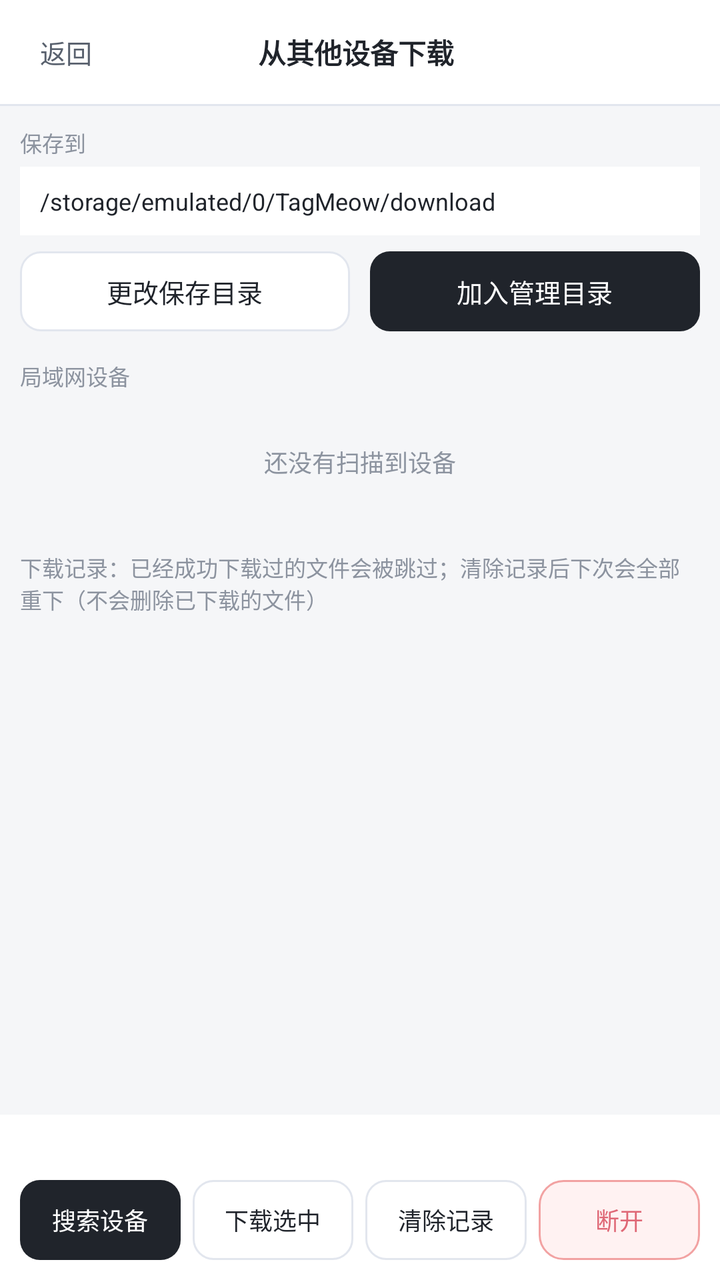
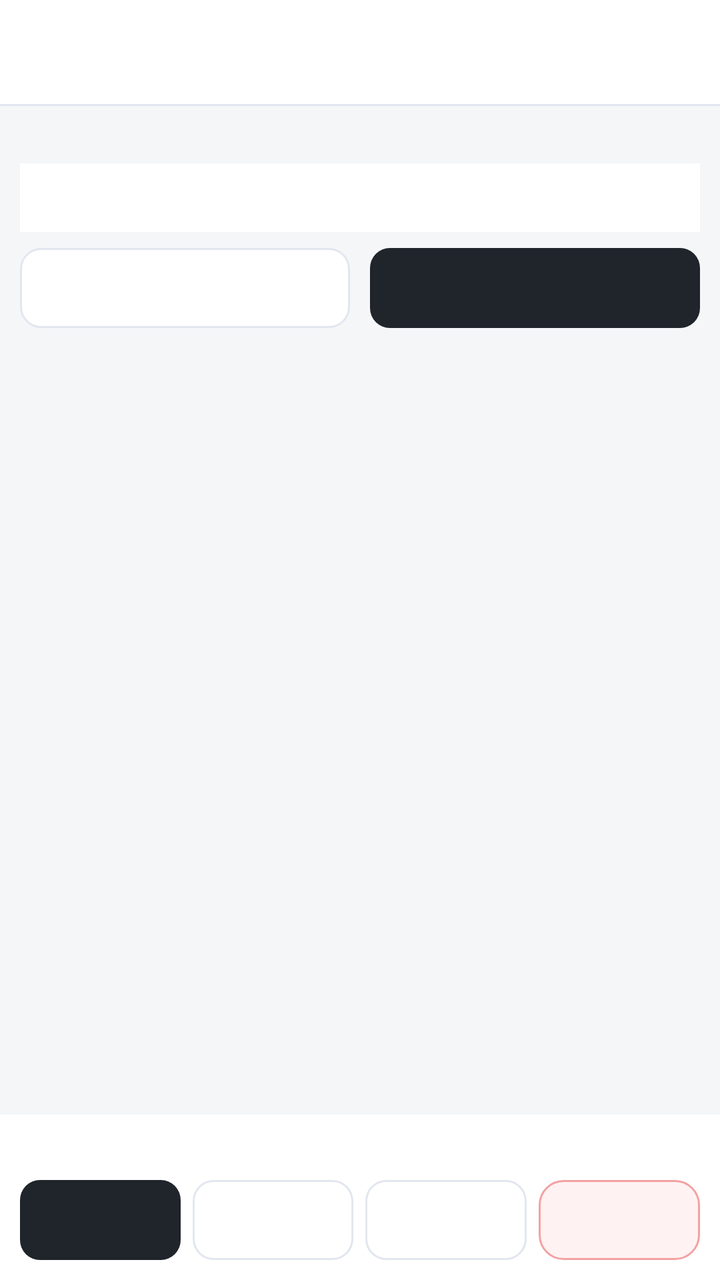

The first picture is an Android layout as it rendered before a commit; the second is the same layout after the commit. The layout source and the unified diff follow.
<!-- AndroidManifest.xml: application theme Theme.TagMeow -->
<!-- res/layout/overlay_sync_download.xml -->
<?xml version="1.0" encoding="utf-8"?>

<LinearLayout xmlns:android="http://schemas.android.com/apk/res/android"
    android:id="@+id/syncDownloadOverlay"
    android:layout_width="match_parent"
    android:layout_height="match_parent"
    android:background="#f5f6f8"
    android:orientation="vertical">

    <LinearLayout
        android:layout_width="match_parent"
        android:layout_height="52dp"
        android:background="#ffffff"
        android:gravity="center_vertical"
        android:orientation="horizontal"
        android:paddingStart="8dp"
        android:paddingEnd="12dp">

        <TextView
            android:id="@+id/btnSyncDownloadBack"
            android:layout_width="wrap_content"
            android:layout_height="34dp"
            android:background="?attr/selectableItemBackground"
            android:gravity="center"
            android:paddingStart="12dp"
            android:paddingEnd="12dp"
            android:text="返回"
            android:textColor="#59616e"
            android:textSize="13sp" />

        <Space
            android:layout_width="0dp"
            android:layout_height="1dp"
            android:layout_weight="1" />

        <TextView
            android:id="@+id/tvSyncDownloadTitle"
            android:layout_width="wrap_content"
            android:layout_height="wrap_content"
            android:text="从其他设备下载"
            android:textColor="#20242b"
            android:textSize="14sp"
            android:textStyle="bold" />

        <Space
            android:layout_width="0dp"
            android:layout_height="1dp"
            android:layout_weight="1" />

        <TextView
            android:layout_width="50dp"
            android:layout_height="1dp" />
    </LinearLayout>

    <View
        android:layout_width="match_parent"
        android:layout_height="1dp"
        android:background="#e2e6ee" />

    <ScrollView
        android:layout_width="match_parent"
        android:layout_height="0dp"
        android:layout_weight="1"
        android:fillViewport="true">

        <LinearLayout
            android:layout_width="match_parent"
            android:layout_height="wrap_content"
            android:orientation="vertical"
            android:padding="10dp">

            <TextView
                android:id="@+id/tvSyncPathLabel"
                android:layout_width="match_parent"
                android:layout_height="wrap_content"
                android:text="保存到"
                android:textColor="#8c939f"
                android:textSize="11sp" />

            <TextView
                android:id="@+id/tvSyncDownloadPath"
                android:layout_width="match_parent"
                android:layout_height="wrap_content"
                android:layout_marginTop="4dp"
                android:background="#ffffff"
                android:ellipsize="middle"
                android:maxLines="2"
                android:paddingStart="10dp"
                android:paddingTop="9dp"
                android:paddingEnd="10dp"
                android:paddingBottom="9dp"
                android:text="/storage/emulated/0/TagMeow/download"
                android:textColor="#20242b"
                android:textSize="12sp" />

            <LinearLayout
                android:layout_width="match_parent"
                android:layout_height="wrap_content"
                android:layout_marginTop="8dp"
                android:orientation="horizontal">

                <TextView
                    android:id="@+id/btnSyncPathChange"
                    android:layout_width="0dp"
                    android:layout_height="40dp"
                    android:layout_weight="1"
                    android:background="@drawable/bg_mini"
                    android:gravity="center"
                    android:text="更改保存目录"
                    android:textColor="#20242b"
                    android:textSize="13sp" />

                <TextView
                    android:id="@+id/btnSyncPathAsRoot"
                    android:layout_width="0dp"
                    android:layout_height="40dp"
                    android:layout_marginStart="10dp"
                    android:layout_weight="1"
                    android:background="@drawable/bg_mini_primary"
                    android:gravity="center"
                    android:text="加入管理目录"
                    android:textColor="#ffffff"
                    android:textSize="13sp" />
            </LinearLayout>

            <TextView
                android:id="@+id/tvSyncDeviceTitle"
                android:layout_width="match_parent"
                android:layout_height="wrap_content"
                android:layout_marginTop="14dp"
                android:text="局域网设备"
                android:textColor="#8c939f"
                android:textSize="11sp" />

            <LinearLayout
                android:id="@+id/syncDeviceList"
                android:layout_width="match_parent"
                android:layout_height="wrap_content"
                android:layout_marginTop="4dp"
                android:background="#ffffff"
                android:orientation="vertical" />

            <TextView
                android:id="@+id/tvSyncDeviceEmpty"
                android:layout_width="match_parent"
                android:layout_height="wrap_content"
                android:gravity="center"
                android:padding="22dp"
                android:text="还没有扫描到设备"
                android:textColor="#8c939f"
                android:textSize="12sp" />

            <TextView
                android:id="@+id/tvSyncRecordHint"
                android:layout_width="match_parent"
                android:layout_height="wrap_content"
                android:layout_marginTop="14dp"
                android:text="下载记录：已经成功下载过的文件会被跳过；清除记录后下次会全部重下（不会删除已下载的文件）"
                android:textColor="#8c939f"
                android:textSize="11sp" />
        </LinearLayout>
    </ScrollView>

    <TextView
        android:id="@+id/tvSyncClientProgress"
        android:layout_width="match_parent"
        android:layout_height="wrap_content"
        android:background="#ffffff"
        android:gravity="center"
        android:maxLines="1"
        android:paddingStart="12dp"
        android:paddingTop="6dp"
        android:paddingEnd="12dp"
        android:textColor="#59616e"
        android:textSize="11sp"
        android:visibility="gone" />

    <TextView
        android:id="@+id/tvSyncClientStatus"
        android:layout_width="match_parent"
        android:layout_height="wrap_content"
        android:background="#ffffff"
        android:ellipsize="middle"
        android:gravity="center"
        android:maxLines="2"
        android:paddingStart="12dp"
        android:paddingTop="8dp"
        android:paddingEnd="12dp"
        android:text=""
        android:textColor="#8c939f"
        android:textSize="11sp" />

    <LinearLayout
        android:layout_width="match_parent"
        android:layout_height="60dp"
        android:background="#ffffff"
        android:gravity="center_vertical"
        android:orientation="horizontal"
        android:paddingStart="10dp"
        android:paddingEnd="10dp">

        <TextView
            android:id="@+id/btnSyncScan"
            android:layout_width="0dp"
            android:layout_height="40dp"
            android:layout_weight="1"
            android:background="@drawable/bg_mini_primary"
            android:gravity="center"
            android:text="搜索设备"
            android:textColor="#ffffff"
            android:textSize="12sp" />

        <TextView
            android:id="@+id/btnSyncDownloadSel"
            android:layout_width="0dp"
            android:layout_height="40dp"
            android:layout_marginStart="6dp"
            android:layout_weight="1"
            android:background="@drawable/bg_mini"
            android:gravity="center"
            android:text="下载选中"
            android:textColor="#20242b"
            android:textSize="12sp" />

        <TextView
            android:id="@+id/btnSyncClearRecords"
            android:layout_width="0dp"
            android:layout_height="40dp"
            android:layout_marginStart="6dp"
            android:layout_weight="1"
            android:background="@drawable/bg_mini"
            android:gravity="center"
            android:text="清除记录"
            android:textColor="#20242b"
            android:textSize="12sp" />

        <TextView
            android:id="@+id/btnSyncClientDisconnect"
            android:layout_width="0dp"
            android:layout_height="40dp"
            android:layout_marginStart="6dp"
            android:layout_weight="1"
            android:background="@drawable/bg_danger"
            android:gravity="center"
            android:text="断开"
            android:textColor="#df6876"
            android:textSize="12sp" />
    </LinearLayout>
</LinearLayout>
<!-- resources referenced by this layout -->
<resources>
  <!-- drawable bg_danger (drawable) -->
  <?xml version="1.0" encoding="utf-8"?>
  
  <shape xmlns:android="http://schemas.android.com/apk/res/android"
      android:shape="rectangle">
      <solid android:color="#fff2f2" />
      <stroke
          android:width="1dp"
          android:color="#f2a2a2" />
      <corners android:radius="12dp" />
  </shape>
  <!-- drawable bg_mini (drawable) -->
  <?xml version="1.0" encoding="utf-8"?>
  
  <shape xmlns:android="http://schemas.android.com/apk/res/android"
      android:shape="rectangle">
      <solid android:color="#ffffff" />
      <stroke
          android:width="1dp"
          android:color="#e2e6ee" />
      <corners android:radius="10dp" />
  </shape>
  <!-- drawable bg_mini_primary (drawable) -->
  <?xml version="1.0" encoding="utf-8"?>
  
  <shape xmlns:android="http://schemas.android.com/apk/res/android"
      android:shape="rectangle">
      <solid android:color="#20242b" />
      <corners android:radius="10dp" />
  </shape>
  <style name="Theme.TagMeow" parent="Base.Theme.TagMeow" />
  <style name="Base.Theme.TagMeow" parent="Theme.Material3.DayNight.NoActionBar">
          
          
      </style>
</resources>

<!-- the commit's change to res/layout/overlay_sync_download.xml (unified diff, before → after) -->
@@ -4,13 +4,13 @@
     android:id="@+id/syncDownloadOverlay"
     android:layout_width="match_parent"
     android:layout_height="match_parent"
-    android:background="#f5f6f8"
+    android:background="@color/page_bg"
     android:orientation="vertical">
 
     <LinearLayout
         android:layout_width="match_parent"
         android:layout_height="52dp"
-        android:background="#ffffff"
+        android:background="@color/surface"
         android:gravity="center_vertical"
         android:orientation="horizontal"
         android:paddingStart="8dp"
@@ -24,8 +24,8 @@
             android:gravity="center"
             android:paddingStart="12dp"
             android:paddingEnd="12dp"
-            android:text="返回"
-            android:textColor="#59616e"
+            android:text=""
+            android:textColor="@color/text_medium"
             android:textSize="13sp" />
 
         <Space
@@ -37,8 +37,8 @@
             android:id="@+id/tvSyncDownloadTitle"
             android:layout_width="wrap_content"
             android:layout_height="wrap_content"
-            android:text="从其他设备下载"
-            android:textColor="#20242b"
+            android:text=""
+            android:textColor="@color/text_primary"
             android:textSize="14sp"
             android:textStyle="bold" />
 
@@ -55,7 +55,7 @@
     <View
         android:layout_width="match_parent"
         android:layout_height="1dp"
-        android:background="#e2e6ee" />
+        android:background="@color/border" />
 
     <ScrollView
         android:layout_width="match_parent"
@@ -73,8 +73,8 @@
                 android:id="@+id/tvSyncPathLabel"
                 android:layout_width="match_parent"
                 android:layout_height="wrap_content"
-                android:text="保存到"
-                android:textColor="#8c939f"
+                android:text=""
+                android:textColor="@color/text_secondary"
                 android:textSize="11sp" />
 
             <TextView
@@ -82,15 +82,15 @@
                 android:layout_width="match_parent"
                 android:layout_height="wrap_content"
                 android:layout_marginTop="4dp"
-                android:background="#ffffff"
+                android:background="@color/surface"
                 android:ellipsize="middle"
                 android:maxLines="2"
                 android:paddingStart="10dp"
                 android:paddingTop="9dp"
                 android:paddingEnd="10dp"
                 android:paddingBottom="9dp"
-                android:text="/storage/emulated/0/TagMeow/download"
-                android:textColor="#20242b"
+                android:text=""
+                android:textColor="@color/text_primary"
                 android:textSize="12sp" />
 
             <LinearLayout
@@ -106,8 +106,8 @@
                     android:layout_weight="1"
                     android:background="@drawable/bg_mini"
                     android:gravity="center"
-                    android:text="更改保存目录"
-                    android:textColor="#20242b"
+                    android:text=""
+                    android:textColor="@color/text_primary"
                     android:textSize="13sp" />
 
                 <TextView
@@ -118,8 +118,8 @@
                     android:layout_weight="1"
                     android:background="@drawable/bg_mini_primary"
                     android:gravity="center"
-                    android:text="加入管理目录"
-                    android:textColor="#ffffff"
+                    android:text=""
+                    android:textColor="@color/on_primary_text"
                     android:textSize="13sp" />
             </LinearLayout>
 
@@ -128,8 +128,8 @@
                 android:layout_width="match_parent"
                 android:layout_height="wrap_content"
                 android:layout_marginTop="14dp"
-                android:text="局域网设备"
-                android:textColor="#8c939f"
+                android:text=""
+                android:textColor="@color/text_secondary"
                 android:textSize="11sp" />
 
             <LinearLayout
@@ -137,7 +137,7 @@
                 android:layout_width="match_parent"
                 android:layout_height="wrap_content"
                 android:layout_marginTop="4dp"
-                android:background="#ffffff"
+                android:background="@color/surface"
                 android:orientation="vertical" />
 
             <TextView
@@ -146,8 +146,8 @@
                 android:layout_height="wrap_content"
                 android:gravity="center"
                 android:padding="22dp"
-                android:text="还没有扫描到设备"
-                android:textColor="#8c939f"
+                android:text=""
+                android:textColor="@color/text_secondary"
                 android:textSize="12sp" />
 
             <TextView
@@ -155,8 +155,8 @@
                 android:layout_width="match_parent"
                 android:layout_height="wrap_content"
                 android:layout_marginTop="14dp"
-                android:text="下载记录：已经成功下载过的文件会被跳过；清除记录后下次会全部重下（不会删除已下载的文件）"
-                android:textColor="#8c939f"
+                android:text=""
+                android:textColor="@color/text_secondary"
                 android:textSize="11sp" />
         </LinearLayout>
     </ScrollView>
@@ -165,13 +165,13 @@
         android:id="@+id/tvSyncClientProgress"
         android:layout_width="match_parent"
         android:layout_height="wrap_content"
-        android:background="#ffffff"
+        android:background="@color/surface"
         android:gravity="center"
         android:maxLines="1"
         android:paddingStart="12dp"
         android:paddingTop="6dp"
         android:paddingEnd="12dp"
-        android:textColor="#59616e"
+        android:textColor="@color/text_medium"
         android:textSize="11sp"
         android:visibility="gone" />
 
@@ -179,7 +179,7 @@
         android:id="@+id/tvSyncClientStatus"
         android:layout_width="match_parent"
         android:layout_height="wrap_content"
-        android:background="#ffffff"
+        android:background="@color/surface"
         android:ellipsize="middle"
         android:gravity="center"
         android:maxLines="2"
@@ -187,13 +187,13 @@
         android:paddingTop="8dp"
         android:paddingEnd="12dp"
         android:text=""
-        android:textColor="#8c939f"
+        android:textColor="@color/text_secondary"
         android:textSize="11sp" />
 
     <LinearLayout
         android:layout_width="match_parent"
         android:layout_height="60dp"
-        android:background="#ffffff"
+        android:background="@color/surface"
         android:gravity="center_vertical"
         android:orientation="horizontal"
         android:paddingStart="10dp"
@@ -206,8 +206,8 @@
             android:layout_weight="1"
             android:background="@drawable/bg_mini_primary"
             android:gravity="center"
-            android:text="搜索设备"
-            android:textColor="#ffffff"
+            android:text=""
+            android:textColor="@color/on_primary_text"
             android:textSize="12sp" />
 
         <TextView
@@ -218,8 +218,8 @@
             android:layout_weight="1"
             android:background="@drawable/bg_mini"
             android:gravity="center"
-            android:text="下载选中"
-            android:textColor="#20242b"
+            android:text=""
+            android:textColor="@color/text_primary"
             android:textSize="12sp" />
 
         <TextView
@@ -230,8 +230,8 @@
             android:layout_weight="1"
             android:background="@drawable/bg_mini"
             android:gravity="center"
-            android:text="清除记录"
-            android:textColor="#20242b"
+            android:text=""
+            android:textColor="@color/text_primary"
             android:textSize="12sp" />
 
         <TextView
@@ -242,8 +242,8 @@
             android:layout_weight="1"
             android:background="@drawable/bg_danger"
             android:gravity="center"
-            android:text="断开"
-            android:textColor="#df6876"
+            android:text=""
+            android:textColor="@color/danger_text"
             android:textSize="12sp" />
     </LinearLayout>
 </LinearLayout>
<!-- resource entries referenced after the edit -->
@@ -1,14 +1,22 @@
 <!-- resources referenced by this layout -->
 <resources>
+  <color name="border">#E2E6EE</color>
+  <color name="danger_text">#DF6876</color>
+  <color name="on_primary_text">#FFFFFF</color>
+  <color name="page_bg">#F5F6F8</color>
+  <color name="surface">#FFFFFF</color>
+  <color name="text_medium">#59616E</color>
+  <color name="text_primary">#20242B</color>
+  <color name="text_secondary">#8C939F</color>
   <!-- drawable bg_danger (drawable) -->
   <?xml version="1.0" encoding="utf-8"?>
   
   <shape xmlns:android="http://schemas.android.com/apk/res/android"
       android:shape="rectangle">
-      <solid android:color="#fff2f2" />
+      <solid android:color="@color/filter_exclude_bg" />
       <stroke
           android:width="1dp"
-          android:color="#f2a2a2" />
+          android:color="@color/filter_exclude_border" />
       <corners android:radius="12dp" />
   </shape>
   <!-- drawable bg_mini (drawable) -->
@@ -16,10 +24,10 @@
   
   <shape xmlns:android="http://schemas.android.com/apk/res/android"
       android:shape="rectangle">
-      <solid android:color="#ffffff" />
+      <solid android:color="@color/surface" />
       <stroke
           android:width="1dp"
-          android:color="#e2e6ee" />
+          android:color="@color/border" />
       <corners android:radius="10dp" />
   </shape>
   <!-- drawable bg_mini_primary (drawable) -->
@@ -27,10 +35,13 @@
   
   <shape xmlns:android="http://schemas.android.com/apk/res/android"
       android:shape="rectangle">
-      <solid android:color="#20242b" />
+      <solid android:color="@color/primary_button_bg" />
       <corners android:radius="10dp" />
   </shape>
   <style name="Theme.TagMeow" parent="Base.Theme.TagMeow" />
+  <color name="filter_exclude_bg">#FFF2F2</color>
+  <color name="filter_exclude_border">#F2A2A2</color>
+  <color name="primary_button_bg">#20242B</color>
   <style name="Base.Theme.TagMeow" parent="Theme.Material3.DayNight.NoActionBar">
           
           
